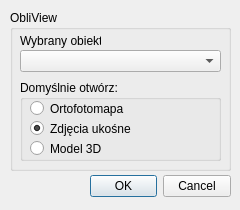
Old version of the form gisnet_tools/ui/settings.ui in the repository haldrigar/GISNET-QTools.
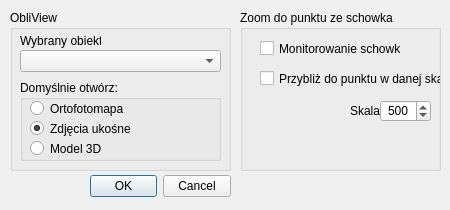
New version of the form.

Commit message: Dodanie zoom na współrzędne ze schowka

Diff of the .ui file:
```diff
--- a/gisnet_tools/ui/settings.ui
+++ b/gisnet_tools/ui/settings.ui
@@ -6,7 +6,7 @@
    <rect>
     <x>0</x>
     <y>0</y>
-    <width>240</width>
+    <width>450</width>
     <height>210</height>
    </rect>
   </property>
@@ -138,6 +138,80 @@
     </widget>
    </widget>
   </widget>
+  <widget class="QGroupBox" name="groupBoxZoom">
+   <property name="geometry">
+    <rect>
+     <x>240</x>
+     <y>10</y>
+     <width>201</width>
+     <height>161</height>
+    </rect>
+   </property>
+   <property name="title">
+    <string>Zoom do punktu ze schowka</string>
+   </property>
+   <widget class="QCheckBox" name="checkBoxClipboardMonitoring">
+    <property name="geometry">
+     <rect>
+      <x>20</x>
+      <y>30</y>
+      <width>141</width>
+      <height>17</height>
+     </rect>
+    </property>
+    <property name="text">
+     <string>Monitorowanie schowka</string>
+    </property>
+   </widget>
+   <widget class="QCheckBox" name="checkBoxClipboardZoom">
+    <property name="geometry">
+     <rect>
+      <x>20</x>
+      <y>60</y>
+      <width>181</width>
+      <height>17</height>
+     </rect>
+    </property>
+    <property name="text">
+     <string>Przybliż do punktu w danej skali</string>
+    </property>
+   </widget>
+   <widget class="QSpinBox" name="spinBoxClipboardZoom">
+    <property name="geometry">
+     <rect>
+      <x>140</x>
+      <y>90</y>
+      <width>51</width>
+      <height>22</height>
+     </rect>
+    </property>
+    <property name="alignment">
+     <set>Qt::AlignCenter</set>
+    </property>
+    <property name="minimum">
+     <number>100</number>
+    </property>
+    <property name="maximum">
+     <number>1000</number>
+    </property>
+    <property name="value">
+     <number>500</number>
+    </property>
+   </widget>
+   <widget class="QLabel" name="labelSkala">
+    <property name="geometry">
+     <rect>
+      <x>110</x>
+      <y>90</y>
+      <width>31</width>
+      <height>21</height>
+     </rect>
+    </property>
+    <property name="text">
+     <string>Skala:</string>
+    </property>
+   </widget>
+  </widget>
  </widget>
  <resources/>
  <connections>
```
The commit also changes 3 other files.
